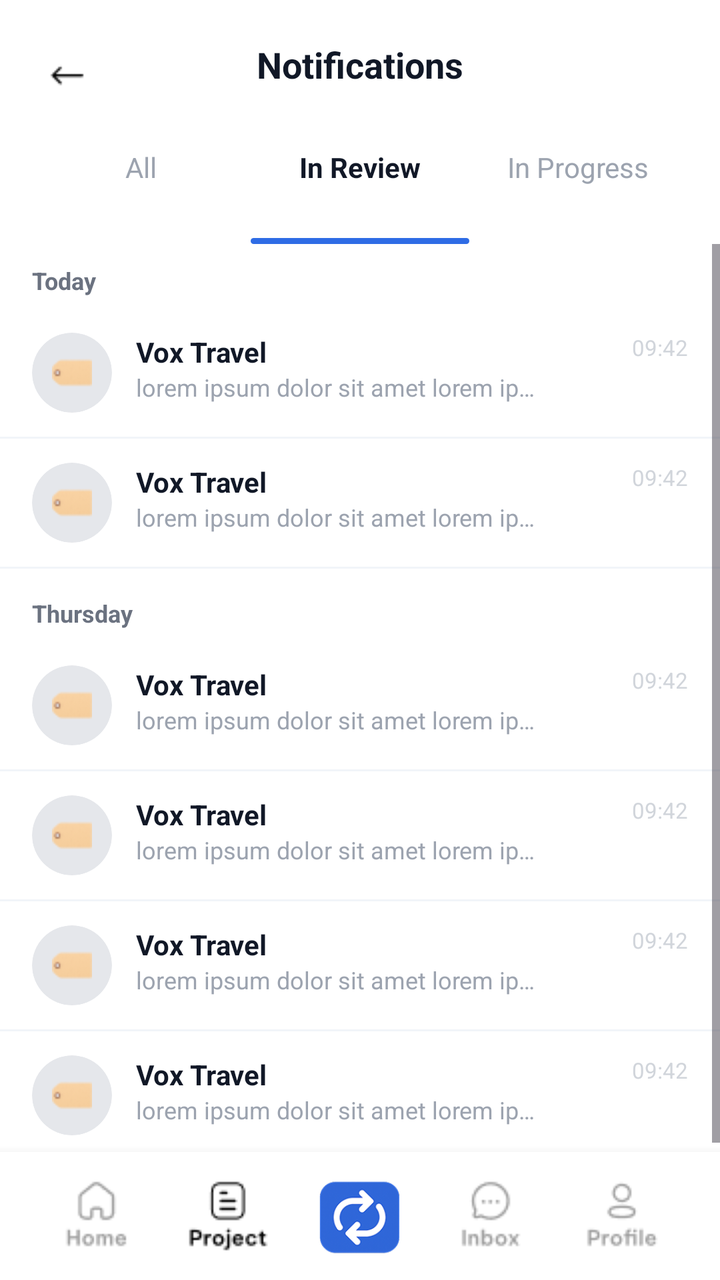
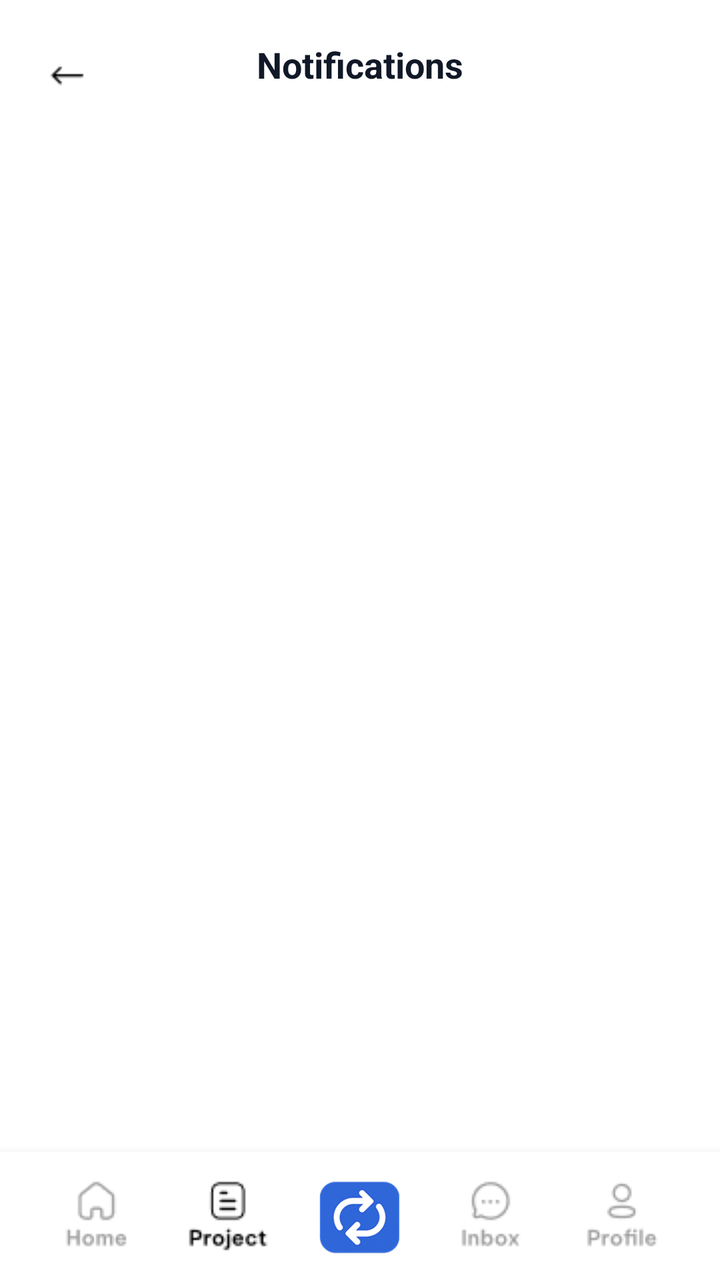

Screens rendered from an Android XML layout before and after an edit, with the pre-edit source and the edit as a unified diff.
<!-- AndroidManifest.xml: application theme Theme.Teamflow -->
<!-- res/layout/activity_notifications_fill.xml -->
<RelativeLayout xmlns:android="http://schemas.android.com/apk/res/android"
    android:layout_width="match_parent"
    android:layout_height="match_parent"
    xmlns:tools="http://schemas.android.com/tools"
    android:background="#FFFFFF"
    tools:context=".notifications_fill">

    
    <RelativeLayout
        android:layout_marginTop="10dp"
        android:id="@+id/topBar"
        android:layout_width="match_parent"
        android:layout_height="56dp"
        android:paddingStart="16dp"
        android:paddingEnd="16dp"
        android:gravity="center_vertical">

        <ImageView
            android:id="@+id/btnBack"
            android:layout_width="36dp"
            android:layout_height="36dp"
            android:src="@drawable/back_arrow" />

        <TextView
            android:id="@+id/tvTitle"
            android:layout_width="wrap_content"
            android:layout_height="wrap_content"
            android:layout_centerHorizontal="true"
            android:text="Notifications"
            android:textSize="18sp"
            android:textStyle="bold"
            android:textColor="#111827" />
    </RelativeLayout>

    
    <RelativeLayout
        android:id="@+id/tabs"
        android:layout_width="match_parent"
        android:layout_height="56dp"
        android:layout_below="@id/topBar"
        android:paddingStart="16dp"
        android:paddingEnd="16dp">

        <LinearLayout
            android:layout_width="match_parent"
            android:layout_height="match_parent"
            android:orientation="horizontal"
            android:gravity="center_vertical">

            <RelativeLayout
                android:id="@+id/tabPending"
                android:layout_width="0dp"
                android:layout_height="match_parent"
                android:layout_weight="1">

                <TextView
                    android:layout_width="wrap_content"
                    android:layout_height="wrap_content"
                    android:layout_centerHorizontal="true"
                    android:layout_marginTop="8dp"
                    android:text="All"
                    android:textSize="14sp"
                    android:textColor="#9CA3AF"/>

                

            </RelativeLayout>

            <RelativeLayout
                android:id="@+id/tabCompleted"
                android:layout_width="0dp"
                android:layout_height="match_parent"
                android:layout_weight="1">

                <TextView
                    android:layout_width="wrap_content"
                    android:layout_height="wrap_content"
                    android:layout_centerHorizontal="true"
                    android:layout_marginTop="8dp"
                    android:text="In Review"
                    android:textColor="#111827"
                    android:textStyle="bold"

                    android:textSize="14sp"
                    />
                <View
                    android:layout_width="match_parent"
                    android:layout_height="3dp"
                    android:layout_alignParentBottom="true"
                    android:layout_centerHorizontal="true"
                    android:background="@drawable/bg_tab_indicator"/>
            </RelativeLayout>

            <RelativeLayout
                android:id="@+id/tabAll"
                android:layout_width="0dp"
                android:layout_height="match_parent"
                android:layout_weight="1">

                <TextView
                    android:layout_width="wrap_content"
                    android:layout_height="wrap_content"
                    android:layout_centerHorizontal="true"
                    android:layout_marginTop="8dp"
                    android:text="In Progress"
                    android:textSize="14sp"
                    android:textColor="#9CA3AF" />
            </RelativeLayout>
        </LinearLayout>
    </RelativeLayout>

    
    <ScrollView
        android:id="@+id/scroll"
        android:layout_width="match_parent"
        android:layout_height="0dp"
        android:layout_below="@id/tabs"
        android:layout_above="@+id/bottomNav"
        android:fillViewport="true">

        <LinearLayout
            android:layout_width="match_parent"
            android:layout_height="wrap_content"
            android:orientation="vertical">

            
            <TextView
                android:layout_width="match_parent"
                android:layout_height="wrap_content"
                android:paddingStart="16dp"
                android:paddingEnd="16dp"
                android:paddingTop="10dp"
                android:paddingBottom="6dp"
                android:text="Today"
                android:textColor="#6B7280"
                android:textSize="12sp"
                android:textStyle="bold" />

            
            <include layout="@layout/row_task_item"/>
            <View android:layout_width="match_parent" android:layout_height="1dp" android:background="#F1F5F9"/>

            <include layout="@layout/row_task_item"/>
            <View android:layout_width="match_parent" android:layout_height="1dp" android:background="#F1F5F9"/>

            
            <TextView
                android:layout_width="match_parent"
                android:layout_height="wrap_content"
                android:paddingStart="16dp"
                android:paddingEnd="16dp"
                android:paddingTop="14dp"
                android:paddingBottom="6dp"
                android:text="Thursday"
                android:textColor="#6B7280"
                android:textSize="12sp"
                android:textStyle="bold" />

            <include layout="@layout/row_task_item"/>
            <View android:layout_width="match_parent" android:layout_height="1dp" android:background="#F1F5F9"/>

            <include layout="@layout/row_task_item"/>
            <View android:layout_width="match_parent" android:layout_height="1dp" android:background="#F1F5F9"/>

            <include layout="@layout/row_task_item"/>
            <View android:layout_width="match_parent" android:layout_height="1dp" android:background="#F1F5F9"/>

            <include layout="@layout/row_task_item"/>
            <View android:layout_width="match_parent" android:layout_height="1dp" android:background="#F1F5F9"/>
        </LinearLayout>
    </ScrollView>

    
    <LinearLayout
        android:id="@+id/bottomNav"
        android:layout_width="match_parent"
        android:layout_height="64dp"
        android:layout_alignParentBottom="true"
        android:orientation="horizontal"
        android:background="#FFFFFF"
        android:paddingStart="16dp"
        android:paddingEnd="16dp"
        android:elevation="8dp">

        
        <LinearLayout
            android:layout_width="0dp"
            android:layout_height="match_parent"
            android:layout_weight="1"
            android:gravity="center"
            android:orientation="vertical">

            <ImageView
                android:layout_width="wrap_content"
                android:layout_height="wrap_content"
                android:src="@drawable/home_unselect"
                />


        </LinearLayout>

        
        <LinearLayout
            android:layout_width="0dp"
            android:layout_height="match_parent"
            android:layout_weight="1"
            android:gravity="center"
            android:orientation="vertical">
            <ImageView android:layout_width="wrap_content" android:layout_height="wrap_content" android:src="@drawable/project"
                android:tint="@color/black"/>
        </LinearLayout>

        <LinearLayout
            android:layout_width="0dp"
            android:layout_height="match_parent"
            android:layout_weight="1"
            android:gravity="center"
            android:orientation="vertical">
            <ImageView android:layout_width="wrap_content" android:layout_height="wrap_content" android:src="@drawable/logo_main"/>
        </LinearLayout>

        <LinearLayout
            android:layout_width="0dp"
            android:layout_height="match_parent"
            android:layout_weight="1"
            android:gravity="center"
            android:orientation="vertical">
            <ImageView android:layout_width="wrap_content" android:layout_height="wrap_content" android:src="@drawable/inbox_unselect"/>
        </LinearLayout>

        <LinearLayout
            android:layout_width="0dp"
            android:layout_height="match_parent"
            android:layout_weight="1"
            android:gravity="center"
            android:orientation="vertical">
            <ImageView android:layout_width="wrap_content" android:layout_height="wrap_content" android:src="@drawable/profile_unselect"/>
        </LinearLayout>
    </LinearLayout>
</RelativeLayout>
<!-- res/layout/row_task_item.xml (included above) -->
<RelativeLayout xmlns:android="http://schemas.android.com/apk/res/android"
    android:layout_width="match_parent"
    android:layout_height="64dp"
    android:paddingStart="16dp"
    android:paddingEnd="16dp"
    android:gravity="center_vertical">

    
    <ImageView
        android:id="@+id/ivAvatar"
        android:layout_width="40dp"
        android:layout_height="40dp"
        android:layout_alignParentStart="true"
        android:src="@drawable/tag"
        android:padding="10dp"
        android:scaleType="fitCenter"
        android:background="@drawable/bg_circle_mask"
        android:clipToOutline="true" />

    
    <LinearLayout
        android:layout_width="wrap_content"
        android:layout_height="wrap_content"
        android:layout_toEndOf="@id/ivAvatar"
        android:layout_marginStart="12dp"
        android:orientation="vertical">

        <TextView
            android:id="@+id/tvTitle"
            android:layout_width="wrap_content"
            android:layout_height="wrap_content"
            android:text="Vox Travel"
            android:textStyle="bold"
            android:textColor="#111827"
            android:textSize="14sp" />

        <TextView
            android:id="@+id/tvSub"
            android:layout_width="200dp"
            android:layout_height="wrap_content"
            android:maxLines="1"
            android:ellipsize="end"
            android:text="lorem ipsum dolor sit amet lorem ipsum dolor sit amet"
            android:textColor="#9CA3AF"
            android:textSize="12sp" />
    </LinearLayout>

    
    <TextView
        android:id="@+id/tvTime"
        android:layout_width="wrap_content"
        android:layout_height="wrap_content"
        android:layout_alignParentEnd="true"
        android:text="09:42"
        android:textColor="#D1D5DB"
        android:textSize="11sp" />
</RelativeLayout>
<!-- resources referenced by this layout -->
<resources>
  <color name="black">#FF000000</color>
  <!-- drawable back_arrow: png bitmap (drawable, 621 bytes) -->
  <!-- drawable bg_circle_mask (drawable) -->
  <shape xmlns:android="http://schemas.android.com/apk/res/android" android:shape="oval">
      <solid android:color="#E5E7EB" />
  </shape>
  <!-- drawable bg_tab_indicator (drawable) -->
  <shape xmlns:android="http://schemas.android.com/apk/res/android">
      <solid android:color="#2F6CE5"/>
      <corners android:radius="99dp"/>
  </shape>
  <!-- drawable home_unselect: png bitmap (drawable, 898 bytes) -->
  <!-- drawable inbox_unselect: png bitmap (drawable, 952 bytes) -->
  <!-- drawable logo_main: png bitmap (drawable, 15760 bytes) -->
  <!-- drawable profile_unselect: png bitmap (drawable, 1003 bytes) -->
  <!-- drawable project: png bitmap (drawable, 1049 bytes) -->
  <!-- drawable tag: png bitmap (drawable, 729 bytes) -->
  <style name="Theme.Teamflow" parent="Base.Theme.Teamflow" />
  <style name="Base.Theme.Teamflow" parent="Theme.Material3.DayNight.NoActionBar">
          
         <item name="colorPrimary">#2F6CE5</item>
      </style>
</resources>

<!-- the commit's change to res/layout/activity_notifications_fill.xml (unified diff, before → after) -->
@@ -3,6 +3,7 @@
     android:layout_height="match_parent"
     xmlns:tools="http://schemas.android.com/tools"
     android:background="#FFFFFF"
+    android:id="@+id/main"
     tools:context=".notifications_fill">
 
     
@@ -33,142 +34,40 @@
     </RelativeLayout>
 
     
-    <RelativeLayout
-        android:id="@+id/tabs"
-        android:layout_width="match_parent"
-        android:layout_height="56dp"
-        android:layout_below="@id/topBar"
-        android:paddingStart="16dp"
-        android:paddingEnd="16dp">
-
-        <LinearLayout
-            android:layout_width="match_parent"
-            android:layout_height="match_parent"
-            android:orientation="horizontal"
-            android:gravity="center_vertical">
-
-            <RelativeLayout
-                android:id="@+id/tabPending"
-                android:layout_width="0dp"
-                android:layout_height="match_parent"
-                android:layout_weight="1">
-
-                <TextView
-                    android:layout_width="wrap_content"
-                    android:layout_height="wrap_content"
-                    android:layout_centerHorizontal="true"
-                    android:layout_marginTop="8dp"
-                    android:text="All"
-                    android:textSize="14sp"
-                    android:textColor="#9CA3AF"/>
-
-                
-
-            </RelativeLayout>
-
-            <RelativeLayout
-                android:id="@+id/tabCompleted"
-                android:layout_width="0dp"
-                android:layout_height="match_parent"
-                android:layout_weight="1">
-
-                <TextView
-                    android:layout_width="wrap_content"
-                    android:layout_height="wrap_content"
-                    android:layout_centerHorizontal="true"
-                    android:layout_marginTop="8dp"
-                    android:text="In Review"
-                    android:textColor="#111827"
-                    android:textStyle="bold"
-
-                    android:textSize="14sp"
-                    />
-                <View
-                    android:layout_width="match_parent"
-                    android:layout_height="3dp"
-                    android:layout_alignParentBottom="true"
-                    android:layout_centerHorizontal="true"
-                    android:background="@drawable/bg_tab_indicator"/>
-            </RelativeLayout>
-
-            <RelativeLayout
-                android:id="@+id/tabAll"
-                android:layout_width="0dp"
-                android:layout_height="match_parent"
-                android:layout_weight="1">
-
-                <TextView
-                    android:layout_width="wrap_content"
-                    android:layout_height="wrap_content"
-                    android:layout_centerHorizontal="true"
-                    android:layout_marginTop="8dp"
-                    android:text="In Progress"
-                    android:textSize="14sp"
-                    android:textColor="#9CA3AF" />
-            </RelativeLayout>
-        </LinearLayout>
-    </RelativeLayout>
-
-    
-    <ScrollView
-        android:id="@+id/scroll"
+    <androidx.recyclerview.widget.RecyclerView
+        android:id="@+id/rvNotifications"
         android:layout_width="match_parent"
         android:layout_height="0dp"
-        android:layout_below="@id/tabs"
+        android:layout_below="@id/topBar"
         android:layout_above="@+id/bottomNav"
-        android:fillViewport="true">
-
-        <LinearLayout
-            android:layout_width="match_parent"
+        android:clipToPadding="false"
+        android:paddingTop="8dp"
+        android:paddingBottom="8dp" />
+    
+    
+    <LinearLayout
+        android:id="@+id/emptyState"
+        android:layout_width="match_parent"
+        android:layout_height="wrap_content"
+        android:layout_centerInParent="true"
+        android:orientation="vertical"
+        android:gravity="center"
+        android:visibility="gone">
+        
+        <ImageView
+            android:layout_width="100dp"
+            android:layout_height="100dp"
+            android:src="@drawable/no_notifications"
+            android:alpha="0.5" />
+        
+        <TextView
+            android:layout_width="wrap_content"
             android:layout_height="wrap_content"
-            android:orientation="vertical">
-
-            
-            <TextView
-                android:layout_width="match_parent"
-                android:layout_height="wrap_content"
-                android:paddingStart="16dp"
-                android:paddingEnd="16dp"
-                android:paddingTop="10dp"
-                android:paddingBottom="6dp"
-                android:text="Today"
-                android:textColor="#6B7280"
-                android:textSize="12sp"
-                android:textStyle="bold" />
-
-            
-            <include layout="@layout/row_task_item"/>
-            <View android:layout_width="match_parent" android:layout_height="1dp" android:background="#F1F5F9"/>
-
-            <include layout="@layout/row_task_item"/>
-            <View android:layout_width="match_parent" android:layout_height="1dp" android:background="#F1F5F9"/>
-
-            
-            <TextView
-                android:layout_width="match_parent"
-                android:layout_height="wrap_content"
-                android:paddingStart="16dp"
-                android:paddingEnd="16dp"
-                android:paddingTop="14dp"
-                android:paddingBottom="6dp"
-                android:text="Thursday"
-                android:textColor="#6B7280"
-                android:textSize="12sp"
-                android:textStyle="bold" />
-
-            <include layout="@layout/row_task_item"/>
-            <View android:layout_width="match_parent" android:layout_height="1dp" android:background="#F1F5F9"/>
-
-            <include layout="@layout/row_task_item"/>
-            <View android:layout_width="match_parent" android:layout_height="1dp" android:background="#F1F5F9"/>
-
-            <include layout="@layout/row_task_item"/>
-            <View android:layout_width="match_parent" android:layout_height="1dp" android:background="#F1F5F9"/>
-
-            <include layout="@layout/row_task_item"/>
-            <View android:layout_width="match_parent" android:layout_height="1dp" android:background="#F1F5F9"/>
-        </LinearLayout>
-    </ScrollView>
+            android:layout_marginTop="16dp"
+            android:text="No notifications yet"
+            android:textColor="#9CA3AF"
+            android:textSize="16sp" />
+    </LinearLayout>
 
     
     <LinearLayout
@@ -238,61 +137,3 @@
         </LinearLayout>
     </LinearLayout>
 </RelativeLayout>
-<!-- res/layout/row_task_item.xml (included above) -->
-<RelativeLayout xmlns:android="http://schemas.android.com/apk/res/android"
-    android:layout_width="match_parent"
-    android:layout_height="64dp"
-    android:paddingStart="16dp"
-    android:paddingEnd="16dp"
-    android:gravity="center_vertical">
-
-    
-    <ImageView
-        android:id="@+id/ivAvatar"
-        android:layout_width="40dp"
-        android:layout_height="40dp"
-        android:layout_alignParentStart="true"
-        android:src="@drawable/tag"
-        android:padding="10dp"
-        android:scaleType="fitCenter"
-        android:background="@drawable/bg_circle_mask"
-        android:clipToOutline="true" />
-
-    
-    <LinearLayout
-        android:layout_width="wrap_content"
-        android:layout_height="wrap_content"
-        android:layout_toEndOf="@id/ivAvatar"
-        android:layout_marginStart="12dp"
-        android:orientation="vertical">
-
-        <TextView
-            android:id="@+id/tvTitle"
-            android:layout_width="wrap_content"
-            android:layout_height="wrap_content"
-            android:text="Vox Travel"
-            android:textStyle="bold"
-            android:textColor="#111827"
-            android:textSize="14sp" />
-
-        <TextView
-            android:id="@+id/tvSub"
-            android:layout_width="200dp"
-            android:layout_height="wrap_content"
-            android:maxLines="1"
-            android:ellipsize="end"
-            android:text="lorem ipsum dolor sit amet lorem ipsum dolor sit amet"
-            android:textColor="#9CA3AF"
-            android:textSize="12sp" />
-    </LinearLayout>
-
-    
-    <TextView
-        android:id="@+id/tvTime"
-        android:layout_width="wrap_content"
-        android:layout_height="wrap_content"
-        android:layout_alignParentEnd="true"
-        android:text="09:42"
-        android:textColor="#D1D5DB"
-        android:textSize="11sp" />
-</RelativeLayout>
<!-- resource entries referenced after the edit -->
@@ -2,21 +2,12 @@
 <resources>
   <color name="black">#FF000000</color>
   <!-- drawable back_arrow: png bitmap (drawable, 621 bytes) -->
-  <!-- drawable bg_circle_mask (drawable) -->
-  <shape xmlns:android="http://schemas.android.com/apk/res/android" android:shape="oval">
-      <solid android:color="#E5E7EB" />
-  </shape>
-  <!-- drawable bg_tab_indicator (drawable) -->
-  <shape xmlns:android="http://schemas.android.com/apk/res/android">
-      <solid android:color="#2F6CE5"/>
-      <corners android:radius="99dp"/>
-  </shape>
   <!-- drawable home_unselect: png bitmap (drawable, 898 bytes) -->
   <!-- drawable inbox_unselect: png bitmap (drawable, 952 bytes) -->
   <!-- drawable logo_main: png bitmap (drawable, 15760 bytes) -->
+  <!-- drawable no_notifications: png bitmap (drawable, 30536 bytes) -->
   <!-- drawable profile_unselect: png bitmap (drawable, 1003 bytes) -->
   <!-- drawable project: png bitmap (drawable, 1049 bytes) -->
-  <!-- drawable tag: png bitmap (drawable, 729 bytes) -->
   <style name="Theme.Teamflow" parent="Base.Theme.Teamflow" />
   <style name="Base.Theme.Teamflow" parent="Theme.Material3.DayNight.NoActionBar">
           
